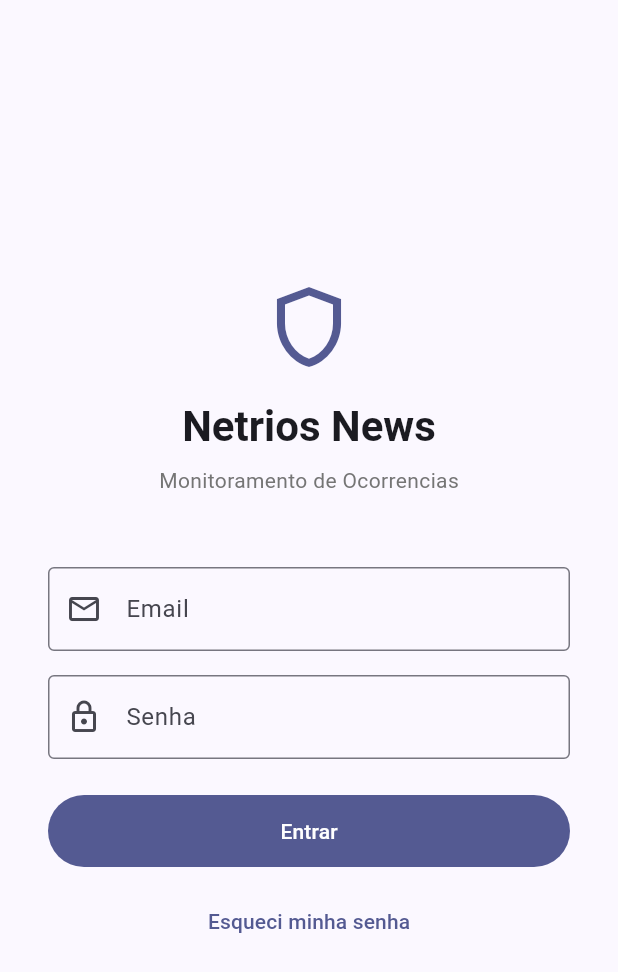
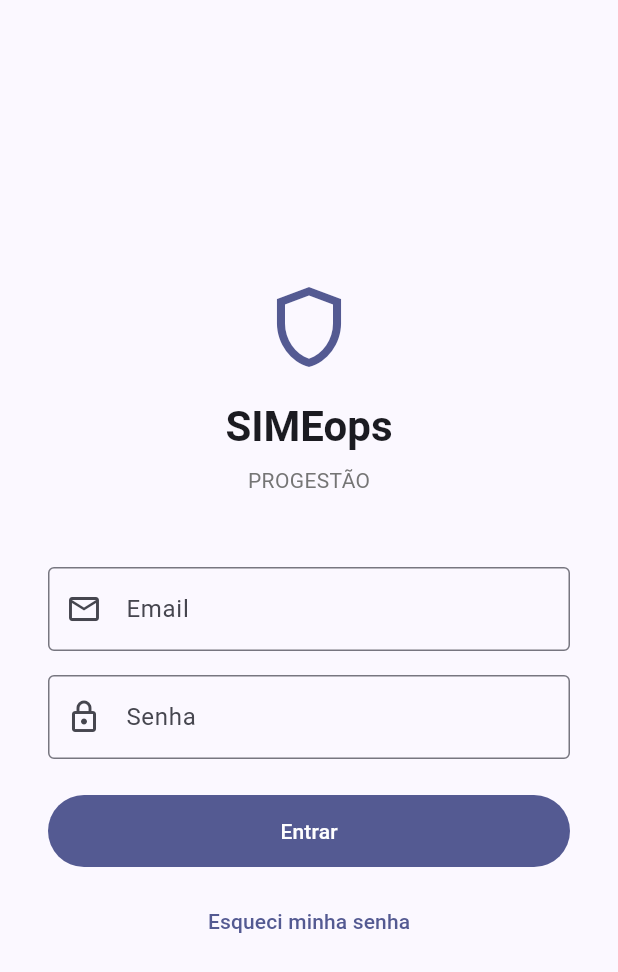
Before and after one commit to JoaoInfante16/sistemaPROGESTAO, a Flutter app: the screen it shows after launch, on a phone screen of 412 x 824 dp. Shown: the top 972 px of the screen. Run offline on Flutter 3.47's test engine with Material 3 defaults, Android fonts, the phone set to English and light mode, and no system bars; our stand-ins replace firebase_core, firebase_messaging, fl_chart, flutter_local_notifications, flutter_slidable, share_plus and 2 more; accounts and stored records are empty; network calls fail.

Commit message:
Refinamentos flutter

```diff
--- a/mobile-app/lib/features/auth/screens/login_screen.dart
+++ b/mobile-app/lib/features/auth/screens/login_screen.dart
@@ -109,14 +109,14 @@ class _LoginScreenState extends State<LoginScreen> {
                   ),
                   const SizedBox(height: 16),
                   Text(
-                    'Netrios News',
+                    'SIMEops',
                     style: Theme.of(context).textTheme.headlineMedium?.copyWith(
                           fontWeight: FontWeight.bold,
                         ),
                   ),
                   const SizedBox(height: 8),
                   Text(
-                    'Monitoramento de Ocorrencias',
+                    'PROGESTÃO',
                     style: Theme.of(context).textTheme.bodyMedium?.copyWith(
                           color: Colors.grey[600],
                         ),
--- a/mobile-app/lib/features/feed/screens/main_screen.dart
+++ b/mobile-app/lib/features/feed/screens/main_screen.dart
@@ -43,7 +43,7 @@ class _MainScreenState extends State<MainScreen> {
   Widget build(BuildContext context) {
     return Scaffold(
       appBar: AppBar(
-        title: const Text('Netrios News'),
+        title: const Text('SIMEops'),
         centerTitle: true,
       ),
       body: IndexedStack(
--- a/mobile-app/lib/features/settings/screens/settings_screen.dart
+++ b/mobile-app/lib/features/settings/screens/settings_screen.dart
@@ -62,8 +62,8 @@ class SettingsScreen extends StatelessWidget {
               const Divider(height: 1),
               ListTile(
                 leading: const Icon(Icons.shield_outlined),
-                title: const Text('Netrios News'),
-                subtitle: const Text('Monitoramento de Ocorrencias'),
+                title: const Text('SIMEops'),
+                subtitle: const Text('PROGESTÃO'),
               ),
             ],
           ),
--- a/mobile-app/lib/main.dart
+++ b/mobile-app/lib/main.dart
@@ -39,7 +39,7 @@ class NetriosApp extends StatelessWidget {
         Provider(create: (_) => LocalDbService()),
       ],
       child: MaterialApp(
-        title: 'Netrios News',
+        title: 'SIMEops',
         debugShowCheckedModeBanner: false,
         theme: ThemeData(
           colorScheme: ColorScheme.fromSeed(
```
Also changed, not shown: mobile-app/lib/features/search/screens/manual_search_screen.dart (+7 -3 lines), 7 other files.
